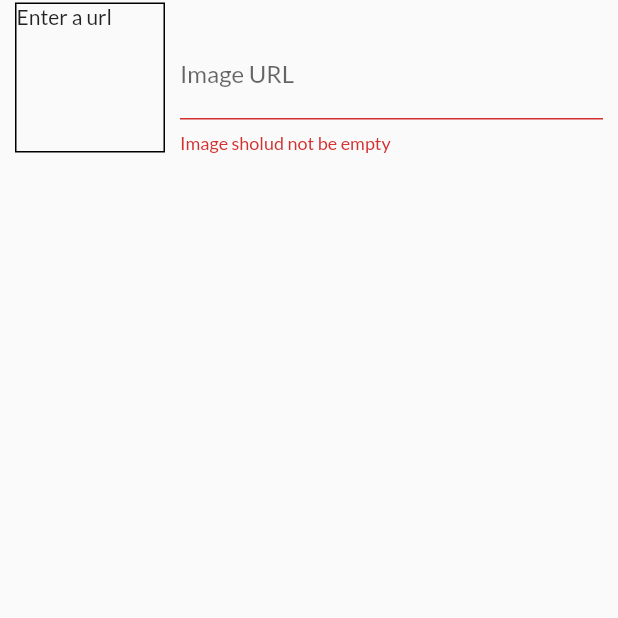
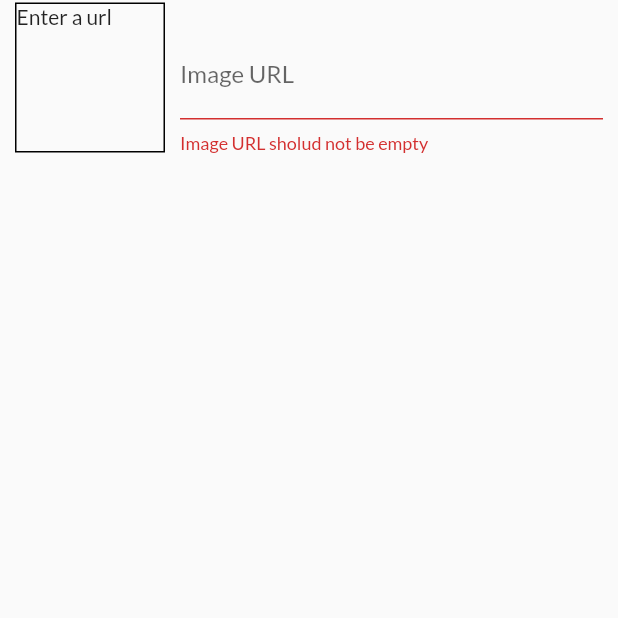
Before and after one commit to BIRALO256/Shop, a Flutter app: the EditProductScreen screen opened by its route, after a tap on the "save" icon, on a phone screen of 412 x 824 dp, the part 530-1148 px from its top. Run offline on Flutter 3.47's test engine with Material 2 defaults, Android fonts, the phone set to English and light mode, and no system bars; network calls fail.

Commit message:
more validation rules

```diff
--- a/lib/Screens/edit_product_screen.dart
+++ b/lib/Screens/edit_product_screen.dart
@@ -91,6 +91,12 @@ class _EditProductScreenState extends State<EditProductScreen> {
                     if (value!.isEmpty) {
                       return 'Price sholud not be empty';
                     }
+                    if (double.tryParse(value) == null) {
+                      return 'Enter a valid number';
+                    }
+                    if (double.parse(value) <= 0) {
+                      return 'number should be greater than zero';
+                    }
                     return null;
                   },
                   onSaved: (value) {
@@ -119,6 +125,9 @@ class _EditProductScreenState extends State<EditProductScreen> {
                   validator: (value) {
                     if (value!.isEmpty) {
                       return 'Description sholud not be empty';
+                    }
+                    if (value.length < 10) {
+                      return 'Should be atleast 10 characters ';
                     }
                     return null;
                   },
@@ -156,7 +165,16 @@ class _EditProductScreenState extends State<EditProductScreen> {
                         },
                         validator: (value) {
                           if (value!.isEmpty) {
-                            return 'Image sholud not be empty';
+                            return 'Image URL sholud not be empty';
+                          }
+                          if (!value.startsWith('http') ||
+                              !value.startsWith('https')) {
+                            return 'please enter a valid URL';
+                          }
+                          if (!value.endsWith(".png") ||
+                              !value.endsWith('.jpg') ||
+                              !value.endsWith('.jpeg')) {
+                            return 'please enter a valid image URL';
                           }
                           return null;
                         },
```
